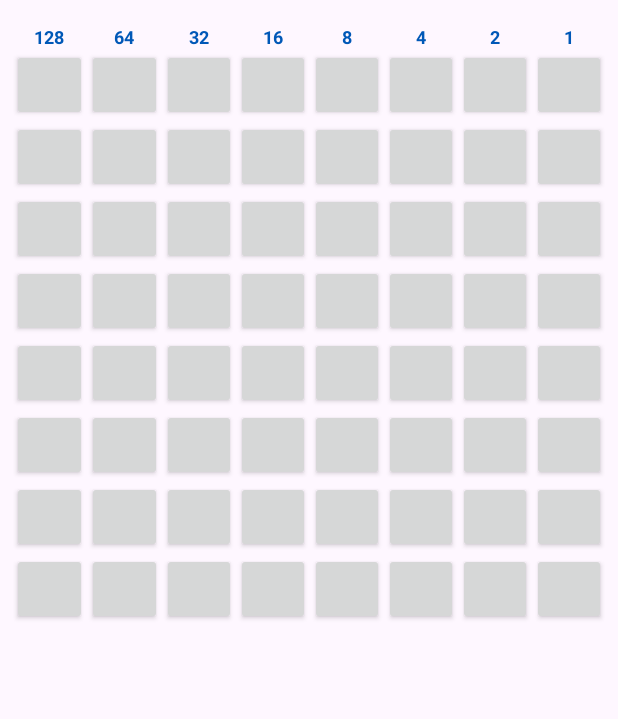
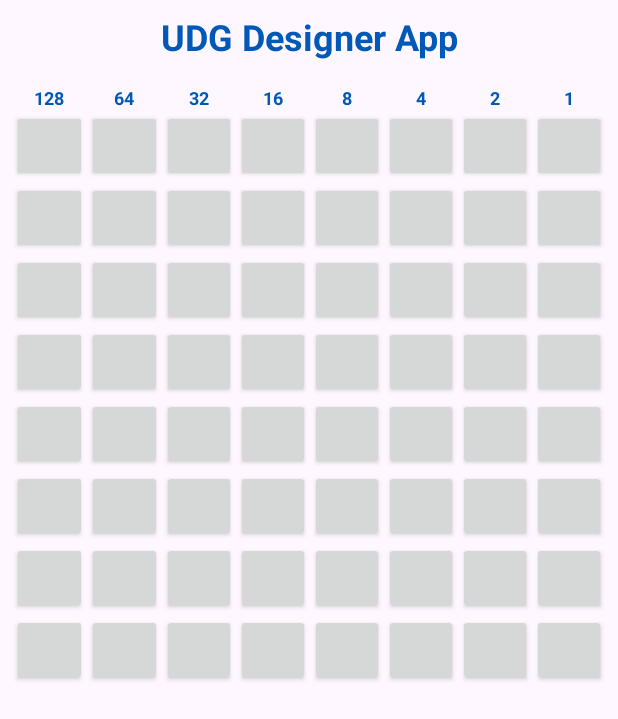
Before and after one commit to Kapitany777/UdgDesigner, an Android app: the screen it shows after launch (MainActivity), on a phone screen of 412 x 824 dp. Shown: the top 719 px of the screen. Run offline under Robolectric (Android 15) with nearby library versions, the phone set to English and light mode, and no system bars.

Commit message:
Adding a title to the main activity

```diff
--- a/app/src/main/res/layout/activity_main.xml
+++ b/app/src/main/res/layout/activity_main.xml
@@ -6,6 +6,19 @@
     android:layout_width="match_parent"
     android:layout_height="match_parent"
     tools:context=".MainActivity">
+
+    <TextView
+        android:id="@+id/textViewTitle"
+        style="@style/TextViewTitle"
+        android:layout_width="match_parent"
+        android:layout_height="wrap_content"
+        android:layout_marginStart="8dp"
+        android:layout_marginTop="8dp"
+        android:layout_marginEnd="8dp"
+        android:text="UDG Designer App"
+        app:layout_constraintEnd_toEndOf="parent"
+        app:layout_constraintStart_toStartOf="parent"
+        app:layout_constraintTop_toTopOf="parent" />
 
     <TableLayout
         android:id="@+id/tableLayoutDesigner"
@@ -16,6 +29,6 @@
         android:layout_marginEnd="8dp"
         app:layout_constraintEnd_toEndOf="parent"
         app:layout_constraintStart_toStartOf="parent"
-        app:layout_constraintTop_toTopOf="parent" />
+        app:layout_constraintTop_toBottomOf="@id/textViewTitle" />
 
 </androidx.constraintlayout.widget.ConstraintLayout>
--- a/app/src/main/res/values/themes.xml
+++ b/app/src/main/res/values/themes.xml
@@ -7,6 +7,13 @@
 
     <style name="Theme.UdgDesigner" parent="Base.Theme.UdgDesigner" />
 
+    <style name="TextViewTitle">
+        <item name="android:textColor">#0058b7</item>
+        <item name="android:textSize">24sp</item>
+        <item name="android:textStyle">bold</item>
+        <item name="android:gravity">center</item>
+    </style>
+
     <style name="TextViewPowerOfTwo">
         <item name="android:textColor">#0058b7</item>
         <item name="android:textSize">12sp</item>
```
